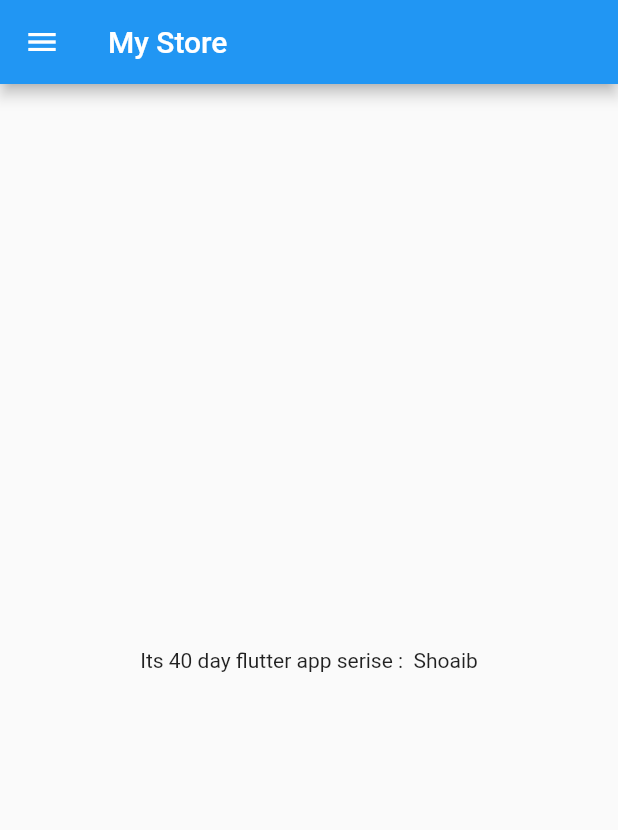
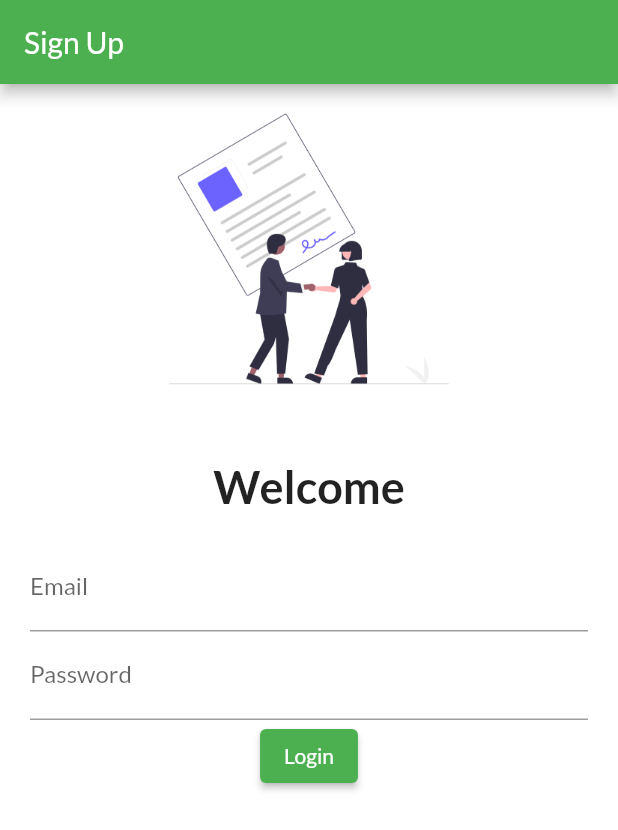
Before and after one commit to shoaib196/Flutter30Days, a Flutter app: the screen it shows after launch, on a phone screen of 412 x 824 dp. Shown: the top 830 px of the screen. Run offline on Flutter 3.47's test engine with Material 2 defaults, Android fonts, the light colour scheme and no system bars; our stand-ins replace google_fonts.

Commit message:
day4 completed

```diff
--- a/lib/Screens/main.dart
+++ b/lib/Screens/main.dart
@@ -1,6 +1,6 @@
 import 'package:flutter/material.dart';
-
-import 'home_screen.dart';
+import 'package:google_fonts/google_fonts.dart';
+import 'package:store_app/Screens/signUp_screen.dart';
 
 void main() {
   runApp(MyApp());
@@ -9,6 +9,15 @@ void main() {
 class MyApp extends StatelessWidget {
   @override
   Widget build(BuildContext context) {
-    return MaterialApp(home: Home());
+    return MaterialApp(
+      // home: Home(),
+      themeMode: ThemeMode.light,
+      theme: ThemeData(
+          primarySwatch: Colors.green,
+          fontFamily: GoogleFonts.lato().fontFamily),
+
+      darkTheme: ThemeData(primarySwatch: Colors.orange),
+      routes: {"/": (context) => Signup(), "/signup": (context) => Signup()},
+    );
   }
 }
--- /dev/null
+++ b/lib/Screens/signUp_screen.dart
@@ -0,0 +1,58 @@
+import 'package:flutter/material.dart';
+
+class Signup extends StatelessWidget {
+  @override
+  Widget build(BuildContext context) {
+    return Scaffold(
+      backgroundColor: Colors.white,
+      appBar: AppBar(
+        title: Text("Sign Up"),
+      ),
+      body: SingleChildScrollView(
+        child: Center(
+            child: Column(
+          children: [
+            Image.asset(
+              "assets/images/login.png",
+              height: 220,
+              fit: BoxFit.cover,
+            ),
+            SizedBox(height: 30),
+            Text(
+              "Welcome",
+              style: TextStyle(
+                fontWeight: FontWeight.bold,
+                fontSize: 30,
+                // fontFamily:
+              ),
+            ),
+            Padding(
+              padding: const EdgeInsets.all(20.0),
+              child: Column(
+                children: [
+                  TextFormField(
+                    decoration: InputDecoration(
+                        hintText: "Enter Email", labelText: "Email"),
+                  ),
+                  TextFormField(
+                    decoration: InputDecoration(
+                        hintText: "Enter Password", labelText: "Password"),
+                    obscureText: true,
+                  ),
+                  ElevatedButton(
+                      onPressed: () {},
+                      child: Text(
+                        "Login",
+                        style: TextStyle(
+                          color: Colors.white,
+                        ),
+                      ))
+                ],
+              ),
+            )
+          ],
+        )),
+      ),
+    );
+  }
+}
--- a/pubspec.yaml
+++ b/pubspec.yaml
@@ -28,6 +28,7 @@ dependencies:
   # The following adds the Cupertino Icons font to your application.
   # Use with the CupertinoIcons class for iOS style icons.
   cupertino_icons: ^1.0.2
+  google_fonts: ^2.1.0
 
 dev_dependencies:
   flutter_test:
@@ -44,9 +45,8 @@ flutter:
   # the material Icons class.
   uses-material-design: true
 
-  # To add assets to your application, add an assets section, like this:
-  # assets:
-  #   - images/a_dot_burr.jpeg
+  assets:
+    - assets/images/
   #   - images/a_dot_ham.jpeg
 
   # An image asset can refer to one or more resolution-specific "variants", see
```
Also changed, not shown: assets/images/cal.png (added), assets/images/login.png (added), pubspec.lock, 3 other files.
